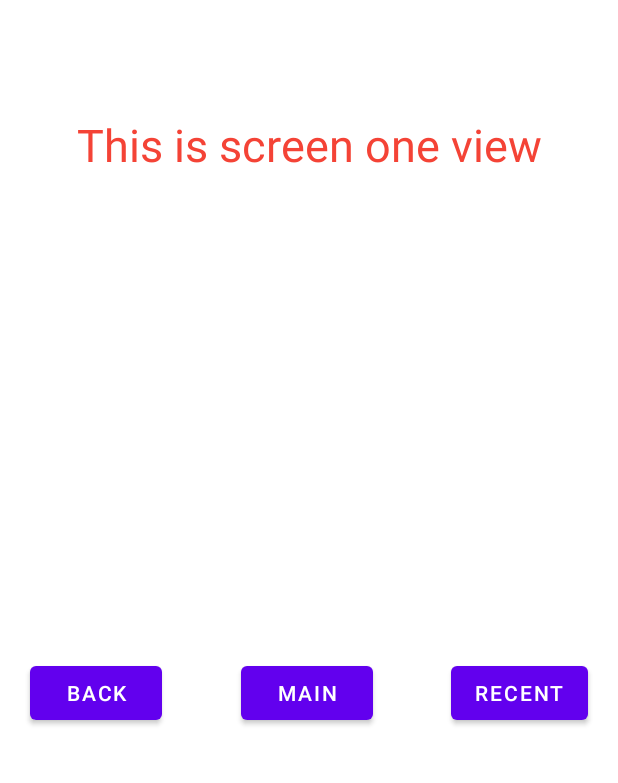
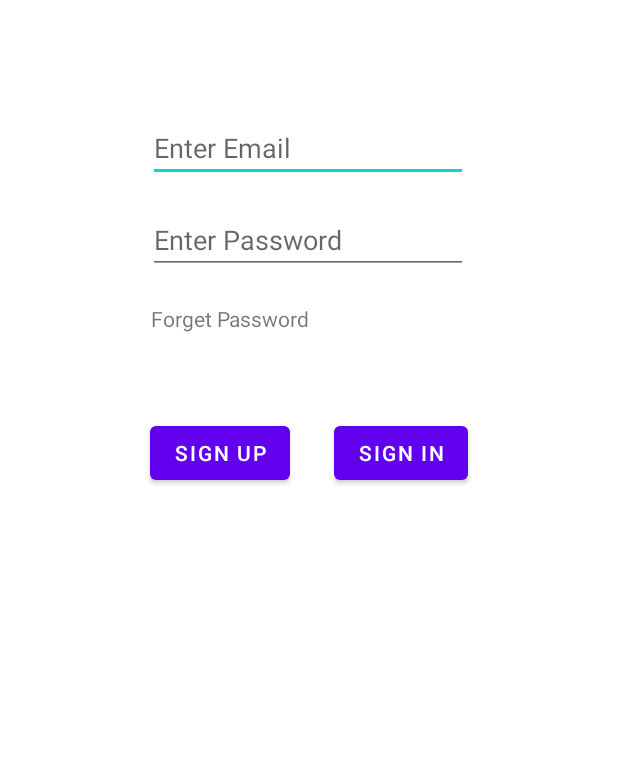
Before and after one commit to aliuppal9797/MC-Screen1, an Android app: the screen it shows after launch (MainActivity), on a phone screen of 412 x 824 dp, the part 453-1236 px from its top. Run offline under Robolectric (Android 15) with nearby library versions, the phone set to English and light mode, and no system bars.

Commit message:
second screen is added

```diff
--- a/MC01/app/src/main/res/layout/activity_main.xml
+++ b/MC01/app/src/main/res/layout/activity_main.xml
@@ -5,18 +5,6 @@
     android:layout_width="match_parent"
     android:layout_height="match_parent"
     tools:context=".MainActivity">
-
-    <TextView
-        android:id="@+id/textView2"
-        android:layout_width="wrap_content"
-        android:layout_height="wrap_content"
-        android:layout_marginTop="76dp"
-        android:text="This is screen one view"
-        android:textColor="#F44336"
-        android:textSize="30sp"
-        app:layout_constraintEnd_toEndOf="parent"
-        app:layout_constraintStart_toStartOf="parent"
-        app:layout_constraintTop_toBottomOf="@+id/imageView" />
 
     <TextView
         android:id="@+id/textView"
@@ -31,38 +19,6 @@
         app:layout_constraintStart_toStartOf="parent"
         app:layout_constraintTop_toTopOf="parent" />
 
-    <Button
-        android:id="@+id/button"
-        android:layout_width="wrap_content"
-        android:layout_height="wrap_content"
-        android:layout_marginStart="20dp"
-        android:layout_marginLeft="20dp"
-        android:layout_marginBottom="36dp"
-        android:text="Back"
-        app:layout_constraintBottom_toBottomOf="parent"
-        app:layout_constraintStart_toStartOf="parent" />
-
-    <Button
-        android:id="@+id/button2"
-        android:layout_width="wrap_content"
-        android:layout_height="wrap_content"
-        android:layout_marginBottom="36dp"
-        android:text="Main"
-        app:layout_constraintBottom_toBottomOf="parent"
-        app:layout_constraintEnd_toStartOf="@+id/button3"
-        app:layout_constraintStart_toEndOf="@+id/button" />
-
-    <Button
-        android:id="@+id/button3"
-        android:layout_width="wrap_content"
-        android:layout_height="wrap_content"
-        android:layout_marginEnd="20dp"
-        android:layout_marginRight="20dp"
-        android:layout_marginBottom="36dp"
-        android:text="Recent"
-        app:layout_constraintBottom_toBottomOf="parent"
-        app:layout_constraintEnd_toEndOf="parent" />
-
     <ImageView
         android:id="@+id/imageView"
         android:layout_width="202dp"
@@ -72,4 +28,65 @@
         app:layout_constraintStart_toStartOf="parent"
         app:layout_constraintTop_toBottomOf="@+id/textView"
         app:srcCompat="@drawable/logo" />
+
+    <Button
+        android:id="@+id/button"
+        android:layout_width="wrap_content"
+        android:layout_height="wrap_content"
+        android:layout_marginTop="40dp"
+        android:layout_marginEnd="28dp"
+        android:layout_marginRight="28dp"
+        android:text="sign up"
+        app:layout_constraintEnd_toStartOf="@+id/button2"
+        app:layout_constraintHorizontal_bias="0.99"
+        app:layout_constraintStart_toStartOf="parent"
+        app:layout_constraintTop_toBottomOf="@+id/textView2" />
+
+    <Button
+        android:id="@+id/button2"
+        android:layout_width="wrap_content"
+        android:layout_height="wrap_content"
+        android:layout_marginTop="40dp"
+        android:layout_marginEnd="100dp"
+        android:layout_marginRight="100dp"
+        android:text="sign in"
+        app:layout_constraintEnd_toEndOf="parent"
+        app:layout_constraintTop_toBottomOf="@+id/textView2" />
+
+    <TextView
+        android:id="@+id/textView2"
+        android:layout_width="210dp"
+        android:layout_height="35dp"
+        android:layout_marginTop="20dp"
+        android:text="Forget Password"
+        app:layout_constraintEnd_toEndOf="parent"
+        app:layout_constraintHorizontal_bias="0.497"
+        app:layout_constraintStart_toStartOf="parent"
+        app:layout_constraintTop_toBottomOf="@+id/editTextTextPassword2" />
+
+    <EditText
+        android:id="@+id/editTextTextEmailAddress2"
+        android:layout_width="wrap_content"
+        android:layout_height="wrap_content"
+        android:layout_marginTop="76dp"
+        android:ems="10"
+        android:hint="Enter Email"
+        android:inputType="textEmailAddress"
+        app:layout_constraintEnd_toEndOf="parent"
+        app:layout_constraintHorizontal_bias="0.497"
+        app:layout_constraintStart_toStartOf="parent"
+        app:layout_constraintTop_toBottomOf="@+id/imageView" />
+
+    <EditText
+        android:id="@+id/editTextTextPassword2"
+        android:layout_width="wrap_content"
+        android:layout_height="wrap_content"
+        android:layout_marginTop="16dp"
+        android:ems="10"
+        android:hint="Enter Password"
+        android:inputType="textPassword"
+        app:layout_constraintEnd_toEndOf="parent"
+        app:layout_constraintHorizontal_bias="0.497"
+        app:layout_constraintStart_toStartOf="parent"
+        app:layout_constraintTop_toBottomOf="@+id/editTextTextEmailAddress2" />
 </androidx.constraintlayout.widget.ConstraintLayout>
```
